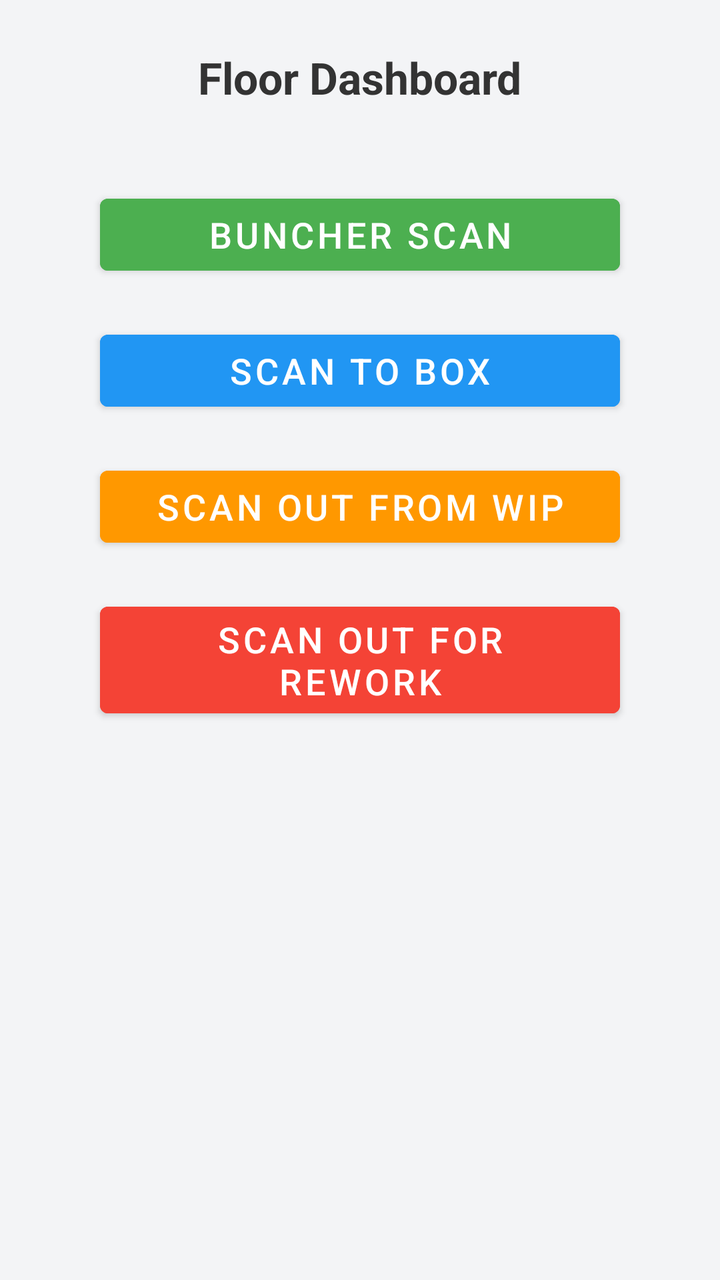
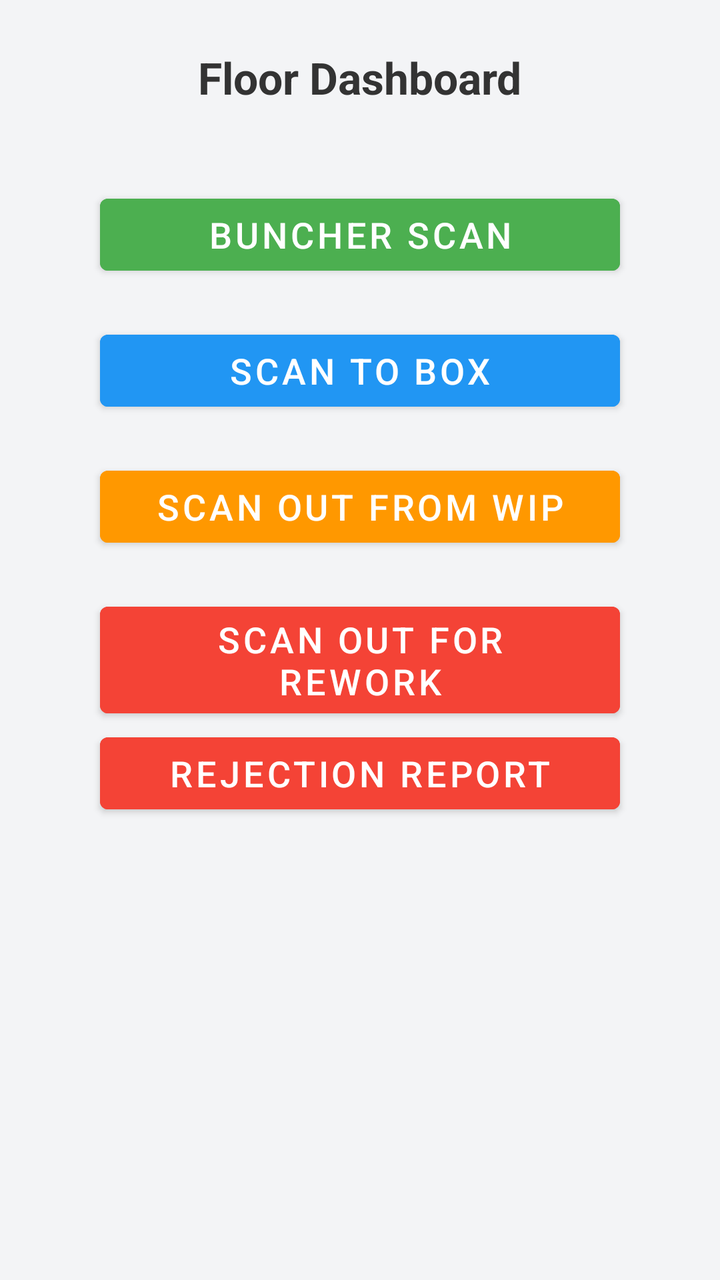

An Android layout rendered at two revisions. The XML below is the earlier revision; the diff shows what the commit changed to produce the second picture.
<!-- AndroidManifest.xml: application theme Theme.YourApp -->
<!-- res/layout/activity_floor_dashboard.xml -->
<?xml version="1.0" encoding="utf-8"?>
<ScrollView xmlns:android="http://schemas.android.com/apk/res/android"
    android:layout_width="match_parent"
    android:layout_height="match_parent"
    android:background="#F3F4F6">

    <LinearLayout
        android:orientation="vertical"
        android:gravity="center"
        android:padding="24dp"
        android:layout_width="match_parent"
        android:layout_height="wrap_content">

        <TextView
            android:id="@+id/floorWelcomeText"
            android:text="Floor Dashboard"
            android:textColor="#333333"
            android:textSize="22sp"
            android:textStyle="bold"
            android:layout_marginBottom="40dp"
            android:layout_width="wrap_content"
            android:layout_height="wrap_content" />











        <Button
            android:id="@+id/newscanToWipBtn"
            android:text="BUNCHER SCAN"
            android:layout_width="260dp"
            android:layout_height="wrap_content"
            android:textSize="18sp"
            android:textColor="#FFFFFF"
            android:backgroundTint="#4CAF50"
            android:layout_marginBottom="20dp" />

        <Button
            android:id="@+id/scanToBoxBtn"
            android:text="Scan to Box"
            android:layout_width="260dp"
            android:layout_height="wrap_content"
            android:textSize="18sp"
            android:textColor="#FFFFFF"
            android:backgroundTint="#2196F3"
            android:layout_marginBottom="20dp" />

        <Button
            android:id="@+id/scanOutWipBtn"
            android:text="Scan Out from WIP"
            android:layout_width="260dp"
            android:layout_height="wrap_content"
            android:textSize="18sp"
            android:textColor="#FFFFFF"
            android:backgroundTint="#FF9800"
            android:layout_marginBottom="20dp" />

        <Button
            android:id="@+id/scanOutReworkBtn"
            android:text="Scan Out for Rework"
            android:layout_width="260dp"
            android:layout_height="wrap_content"
            android:textSize="18sp"
            android:textColor="#FFFFFF"
            android:backgroundTint="#F44336" />

    </LinearLayout>
</ScrollView>
<!-- resources referenced by this layout -->
<resources>
  <style name="Theme.YourApp" parent="Theme.MaterialComponents.DayNight.NoActionBar">
          
          <item name="colorPrimary">@color/teal_700</item>
          <item name="colorPrimaryVariant">@color/teal_200</item>
          <item name="colorOnPrimary">@android:color/white</item>
  
          
          <item name="colorSecondary">@color/purple_500</item>
          <item name="colorSecondaryVariant">@color/purple_700</item>
          <item name="colorOnSecondary">@android:color/white</item>
  
          
          <item name="android:colorBackground">@color/white</item>
          <item name="colorSurface">@color/white</item>
          <item name="colorOnSurface">@android:color/black</item>
  
          
          <item name="android:statusBarColor">?attr/colorPrimaryVariant</item>
  
  
  
  
  
      </style>
  <color name="teal_700">#018786</color>
  <color name="teal_200">#03DAC5</color>
  <color name="purple_500">#6200EE</color>
  <color name="purple_700">#3700B3</color>
  <color name="white">#FFFFFF</color>
</resources>

<!-- the commit's change to res/layout/activity_floor_dashboard.xml (unified diff, before → after) -->
@@ -70,5 +70,14 @@
             android:textColor="#FFFFFF"
             android:backgroundTint="#F44336" />
 
+        <Button
+            android:id="@+id/rejectBtn"
+            android:text="Rejection Report"
+            android:layout_width="260dp"
+            android:layout_height="wrap_content"
+            android:textSize="18sp"
+            android:textColor="#FFFFFF"
+            android:backgroundTint="#F44336" />
+
     </LinearLayout>
 </ScrollView>
